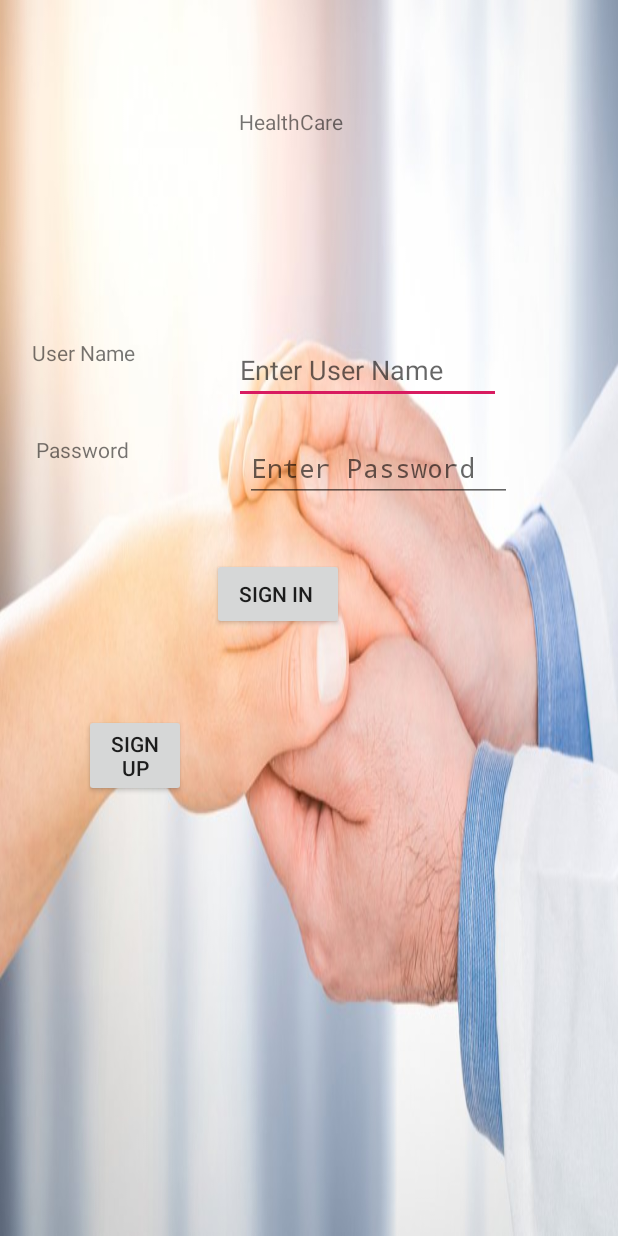
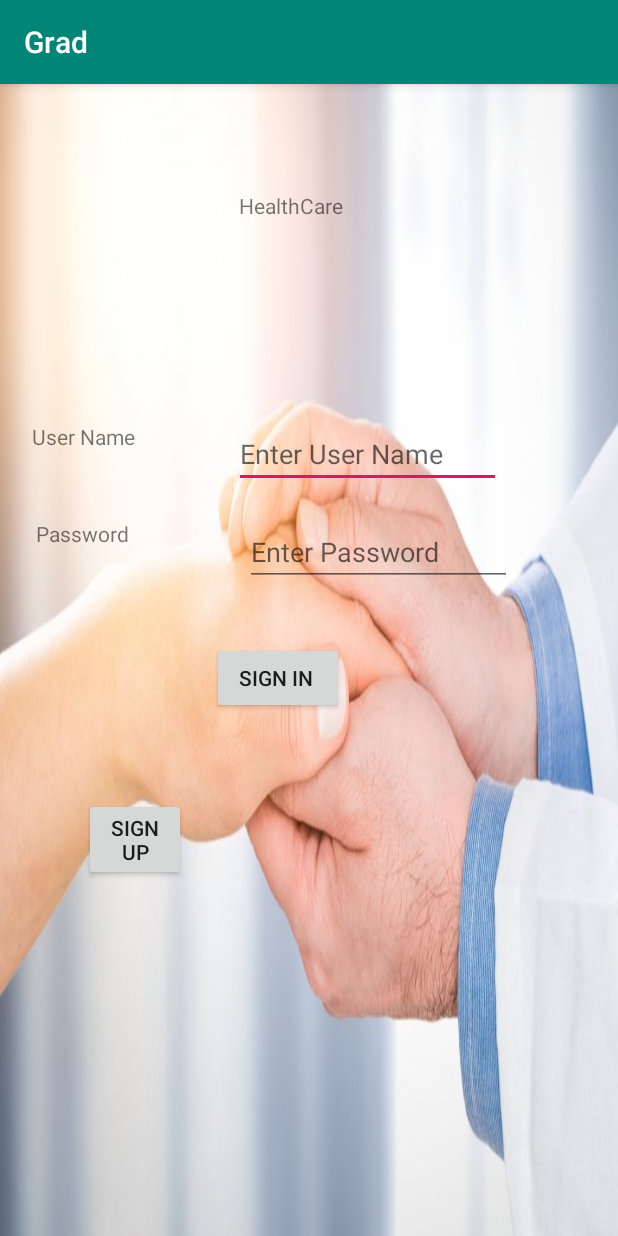
Before and after one commit to ShahdHajaj/GraduationProject, an Android app: the screen it shows after launch (MainActivity), after a tap on "SIGN UP", on a phone screen of 412 x 824 dp. Run offline under Robolectric (Android 15) with nearby library versions, the light colour scheme and no system bars.

Commit message:
Running first page

```diff
--- a/app/src/main/java/com/example/grad/MainActivity.java
+++ b/app/src/main/java/com/example/grad/MainActivity.java
@@ -6,7 +6,9 @@ import android.os.Bundle;
 import android.view.View;
 import android.widget.Button;
 
-public class MainActivity extends Activity{
+import androidx.appcompat.app.AppCompatActivity;
+
+public class MainActivity extends AppCompatActivity {
     @Override
     protected void onCreate(Bundle savedInstanceState) {
         super.onCreate(savedInstanceState);
@@ -16,7 +18,7 @@ public class MainActivity extends Activity{
             @Override
             public void onClick(View v) {
                 Intent int1 = new Intent(MainActivity.this,signUp.class);
-                startActivity(int1);
+                MainActivity.this.startActivity(int1);
             }
            });
     }
--- a/app/src/main/java/com/example/grad/signUp.java
+++ b/app/src/main/java/com/example/grad/signUp.java
@@ -9,7 +9,9 @@ import android.widget.RadioGroup;
 import android.widget.Toast;
 import android.content.Context;
 
-public class signUp extends Activity {
+import androidx.appcompat.app.AppCompatActivity;
+
+public class signUp extends AppCompatActivity {
     EditText user, password,age;
     RadioGroup bmi,smoking,gender;
     @Override
```
